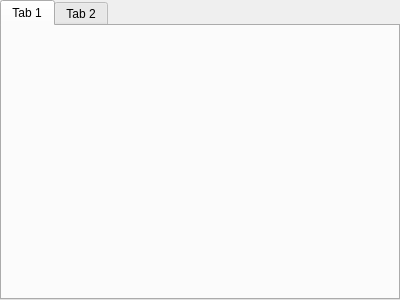
yanghang8612/SMAMMainUI, file widget/stationinfo_widget.ui: the form before one commit.
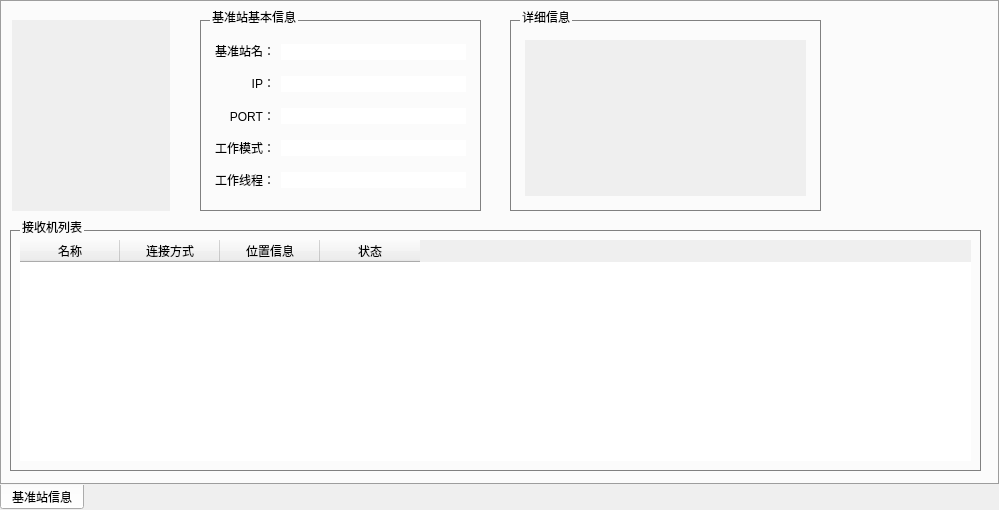
The form after the commit.

Commit message: change some styles give software status monitor a float frame to show components status

The edit to the form file:
```diff
--- a/widget/stationinfo_widget.ui
+++ b/widget/stationinfo_widget.ui
@@ -6,22 +6,324 @@
    <rect>
     <x>0</x>
     <y>0</y>
-    <width>400</width>
-    <height>300</height>
+    <width>999</width>
+    <height>510</height>
    </rect>
   </property>
+  <property name="font">
+   <font>
+    <pointsize>-1</pointsize>
+    <weight>50</weight>
+    <italic>false</italic>
+    <bold>false</bold>
+   </font>
+  </property>
   <property name="windowTitle">
    <string>TabWidget</string>
   </property>
-  <widget name="tab" class="QWidget">
+  <property name="styleSheet">
+   <string notr="true">QTabWidget::pane{
+	background-color: rgb(220, 220, 220);
+}
+*{
+  font: 12px;
+}
+</string>
+  </property>
+  <property name="tabPosition">
+   <enum>QTabWidget::South</enum>
+  </property>
+  <property name="tabShape">
+   <enum>QTabWidget::Rounded</enum>
+  </property>
+  <property name="currentIndex">
+   <number>0</number>
+  </property>
+  <widget class="QWidget" name="firstStationInfoTab">
    <attribute name="title">
-    <string>Tab 1</string>
+    <string>基准站信息</string>
    </attribute>
-  </widget>
-  <widget name="tab" class="QWidget">
-   <attribute name="title">
-    <string>Tab 2</string>
-   </attribute>
+   <widget class="QGraphicsView" name="stationPicExample">
+    <property name="enabled">
+     <bool>false</bool>
+    </property>
+    <property name="geometry">
+     <rect>
+      <x>12</x>
+      <y>20</y>
+      <width>158</width>
+      <height>191</height>
+     </rect>
+    </property>
+    <property name="frameShape">
+     <enum>QFrame::NoFrame</enum>
+    </property>
+   </widget>
+   <widget class="QGroupBox" name="stationDetailBox">
+    <property name="geometry">
+     <rect>
+      <x>510</x>
+      <y>10</y>
+      <width>311</width>
+      <height>201</height>
+     </rect>
+    </property>
+    <property name="styleSheet">
+     <string notr="true">QGroupBox {
+  border: 1px solid gray;
+  margin-top: 10px;
+  padding: 10px 5px 5px 5px;
+}
+QGroupBox::title {
+  top: -10px;
+  left: 10px;
+}</string>
+    </property>
+    <property name="title">
+     <string>详细信息</string>
+    </property>
+    <layout class="QVBoxLayout" name="verticalLayout_5">
+     <item>
+      <widget class="QTextBrowser" name="stationDetail">
+       <property name="enabled">
+        <bool>false</bool>
+       </property>
+       <property name="frameShape">
+        <enum>QFrame::NoFrame</enum>
+       </property>
+      </widget>
+     </item>
+    </layout>
+   </widget>
+   <widget class="QGroupBox" name="stationBaseInfoBox">
+    <property name="geometry">
+     <rect>
+      <x>200</x>
+      <y>10</y>
+      <width>281</width>
+      <height>201</height>
+     </rect>
+    </property>
+    <property name="styleSheet">
+     <string notr="true">QGroupBox {
+  border: 1px solid gray;
+  margin-top: 10px;
+  padding: 5px;
+}
+QGroupBox::title {
+  top: -10px;
+  left: 10px;
+}
+QLineEdit{
+  border: 0px none;
+}</string>
+    </property>
+    <property name="title">
+     <string>基准站基本信息</string>
+    </property>
+    <layout class="QHBoxLayout" name="horizontalLayout">
+     <item>
+      <layout class="QVBoxLayout" name="verticalLayout">
+       <property name="spacing">
+        <number>0</number>
+       </property>
+       <item>
+        <widget class="QLabel" name="label">
+         <property name="text">
+          <string>基准站名：</string>
+         </property>
+         <property name="alignment">
+          <set>Qt::AlignRight|Qt::AlignTrailing|Qt::AlignVCenter</set>
+         </property>
+        </widget>
+       </item>
+       <item>
+        <widget class="QLabel" name="label_2">
+         <property name="text">
+          <string>IP：</string>
+         </property>
+         <property name="alignment">
+          <set>Qt::AlignRight|Qt::AlignTrailing|Qt::AlignVCenter</set>
+         </property>
+        </widget>
+       </item>
+       <item>
+        <widget class="QLabel" name="label_3">
+         <property name="text">
+          <string>PORT：</string>
+         </property>
+         <property name="alignment">
+          <set>Qt::AlignRight|Qt::AlignTrailing|Qt::AlignVCenter</set>
+         </property>
+        </widget>
+       </item>
+       <item>
+        <widget class="QLabel" name="label_4">
+         <property name="text">
+          <string>工作模式：</string>
+         </property>
+         <property name="alignment">
+          <set>Qt::AlignRight|Qt::AlignTrailing|Qt::AlignVCenter</set>
+         </property>
+        </widget>
+       </item>
+       <item>
+        <widget class="QLabel" name="label_5">
+         <property name="text">
+          <string>工作线程：</string>
+         </property>
+         <property name="alignment">
+          <set>Qt::AlignRight|Qt::AlignTrailing|Qt::AlignVCenter</set>
+         </property>
+        </widget>
+       </item>
+      </layout>
+     </item>
+     <item>
+      <layout class="QVBoxLayout" name="verticalLayout_2">
+       <property name="spacing">
+        <number>10</number>
+       </property>
+       <property name="topMargin">
+        <number>3</number>
+       </property>
+       <item>
+        <widget class="QLineEdit" name="stationNameEdit">
+         <property name="enabled">
+          <bool>false</bool>
+         </property>
+         <property name="cursor">
+          <cursorShape>ArrowCursor</cursorShape>
+         </property>
+         <property name="styleSheet">
+          <string notr="true"/>
+         </property>
+         <property name="readOnly">
+          <bool>true</bool>
+         </property>
+        </widget>
+       </item>
+       <item>
+        <widget class="QLineEdit" name="stationIPEdit">
+         <property name="enabled">
+          <bool>false</bool>
+         </property>
+         <property name="cursor">
+          <cursorShape>ArrowCursor</cursorShape>
+         </property>
+         <property name="readOnly">
+          <bool>true</bool>
+         </property>
+        </widget>
+       </item>
+       <item>
+        <widget class="QLineEdit" name="stationPortEdit">
+         <property name="enabled">
+          <bool>false</bool>
+         </property>
+         <property name="cursor">
+          <cursorShape>ArrowCursor</cursorShape>
+         </property>
+         <property name="readOnly">
+          <bool>true</bool>
+         </property>
+        </widget>
+       </item>
+       <item>
+        <widget class="QLineEdit" name="stationModeEdit">
+         <property name="enabled">
+          <bool>false</bool>
+         </property>
+         <property name="cursor">
+          <cursorShape>ArrowCursor</cursorShape>
+         </property>
+         <property name="text">
+          <string/>
+         </property>
+         <property name="readOnly">
+          <bool>true</bool>
+         </property>
+        </widget>
+       </item>
+       <item>
+        <widget class="QLineEdit" name="stationThreadCountEdit">
+         <property name="enabled">
+          <bool>false</bool>
+         </property>
+         <property name="cursor">
+          <cursorShape>ArrowCursor</cursorShape>
+         </property>
+         <property name="readOnly">
+          <bool>true</bool>
+         </property>
+        </widget>
+       </item>
+      </layout>
+     </item>
+    </layout>
+   </widget>
+   <widget class="QGroupBox" name="verticalGroupBox">
+    <property name="geometry">
+     <rect>
+      <x>10</x>
+      <y>220</y>
+      <width>971</width>
+      <height>251</height>
+     </rect>
+    </property>
+    <property name="styleSheet">
+     <string notr="true">QGroupBox {
+  border: 1px solid gray;
+  margin-top: 10px;
+  padding: 10px 5x 5px 5px;
+}
+QGroupBox::title {
+  top: -10px;
+  left: 10px;
+}</string>
+    </property>
+    <property name="title">
+     <string>接收机列表</string>
+    </property>
+    <layout class="QVBoxLayout" name="verticalLayout_3">
+     <item>
+      <widget class="QTableWidget" name="receiverTable">
+       <property name="styleSheet">
+        <string notr="true"/>
+       </property>
+       <property name="frameShape">
+        <enum>QFrame::NoFrame</enum>
+       </property>
+       <property name="frameShadow">
+        <enum>QFrame::Sunken</enum>
+       </property>
+       <attribute name="horizontalHeaderHighlightSections">
+        <bool>false</bool>
+       </attribute>
+       <column>
+        <property name="text">
+         <string>名称</string>
+        </property>
+       </column>
+       <column>
+        <property name="text">
+         <string>连接方式</string>
+        </property>
+       </column>
+       <column>
+        <property name="text">
+         <string>位置信息</string>
+        </property>
+       </column>
+       <column>
+        <property name="text">
+         <string>状态</string>
+        </property>
+       </column>
+      </widget>
+     </item>
+    </layout>
+   </widget>
   </widget>
  </widget>
 </ui>
```
Left out of the diff: 6 changed lines with no effect on the pictures. The commit also changes 94 other files.
